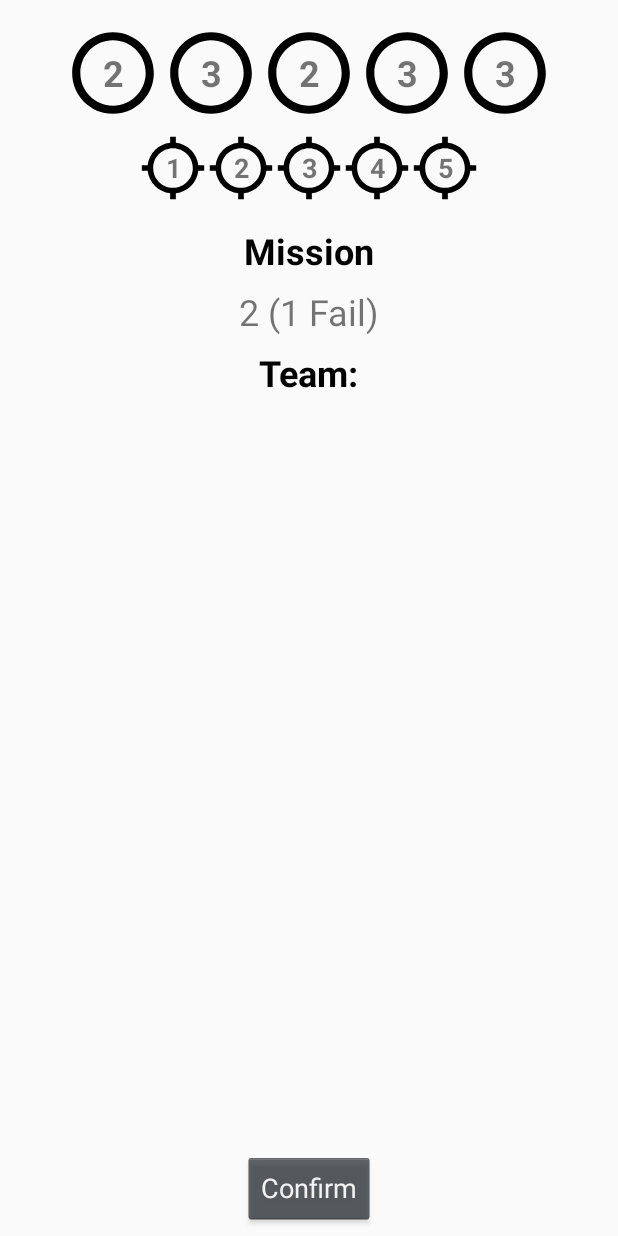
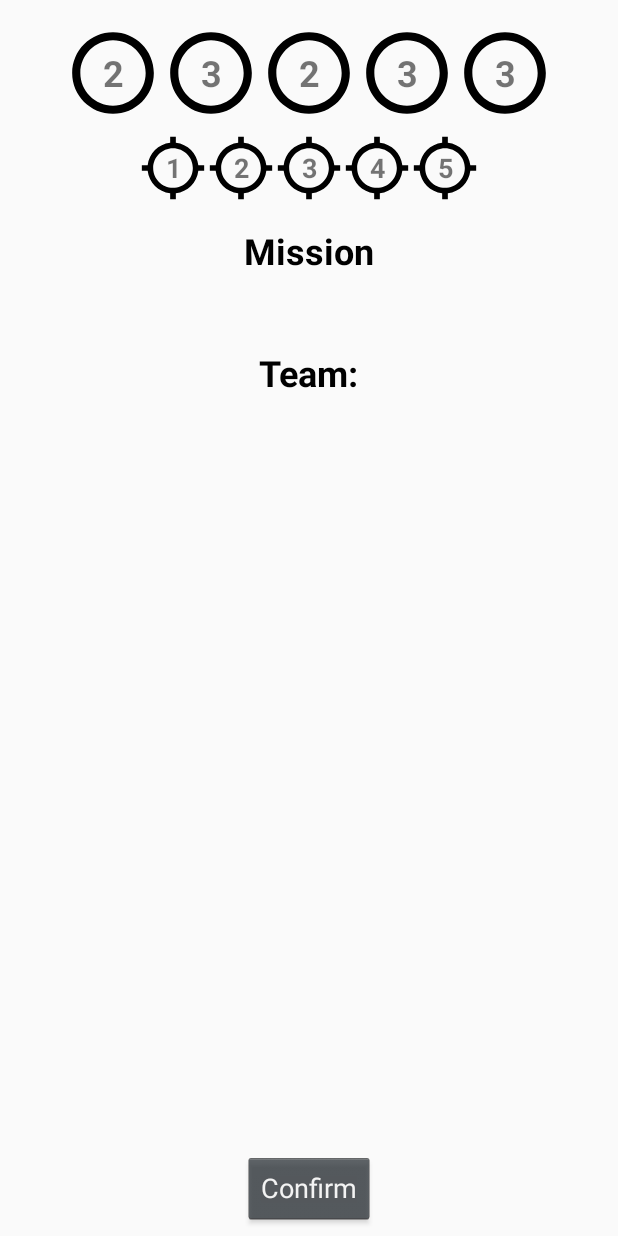
Before and after one commit to the-flatmates/resistance-clone, an Android app: the layout activity_select_mission_team.xml on its own in the app's theme, with its tools: preview values and no code run, on a phone screen of 412 x 824 dp. Run offline under Robolectric (Android 15) with nearby library versions, the phone set to English and light mode, and no system bars.

Commit message:
Remove default mission info

```diff
--- a/app/src/main/res/layout/activity_select_mission_team.xml
+++ b/app/src/main/res/layout/activity_select_mission_team.xml
@@ -195,7 +195,6 @@
         android:layout_width="wrap_content"
         android:layout_height="wrap_content"
         android:layout_marginTop="8dp"
-        android:text="2 (1 Fail)"
         android:textSize="24sp"
         app:layout_constraintEnd_toEndOf="parent"
         app:layout_constraintHorizontal_bias="0.5"
--- a/app/src/main/res/layout/activity_vote_mission_team.xml
+++ b/app/src/main/res/layout/activity_vote_mission_team.xml
@@ -190,7 +190,6 @@
         android:layout_width="wrap_content"
         android:layout_height="wrap_content"
         android:layout_marginTop="8dp"
-        android:text="2 (1 Fail)"
         android:textSize="24sp"
         app:layout_constraintEnd_toEndOf="parent"
         app:layout_constraintHorizontal_bias="0.5"
```
